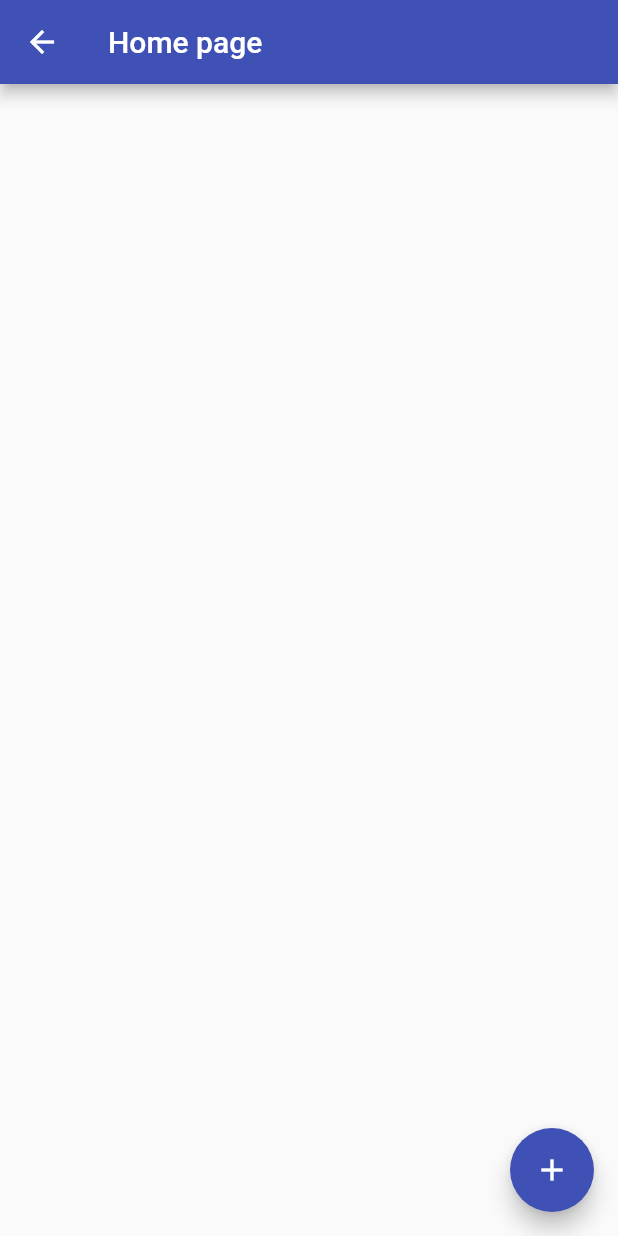
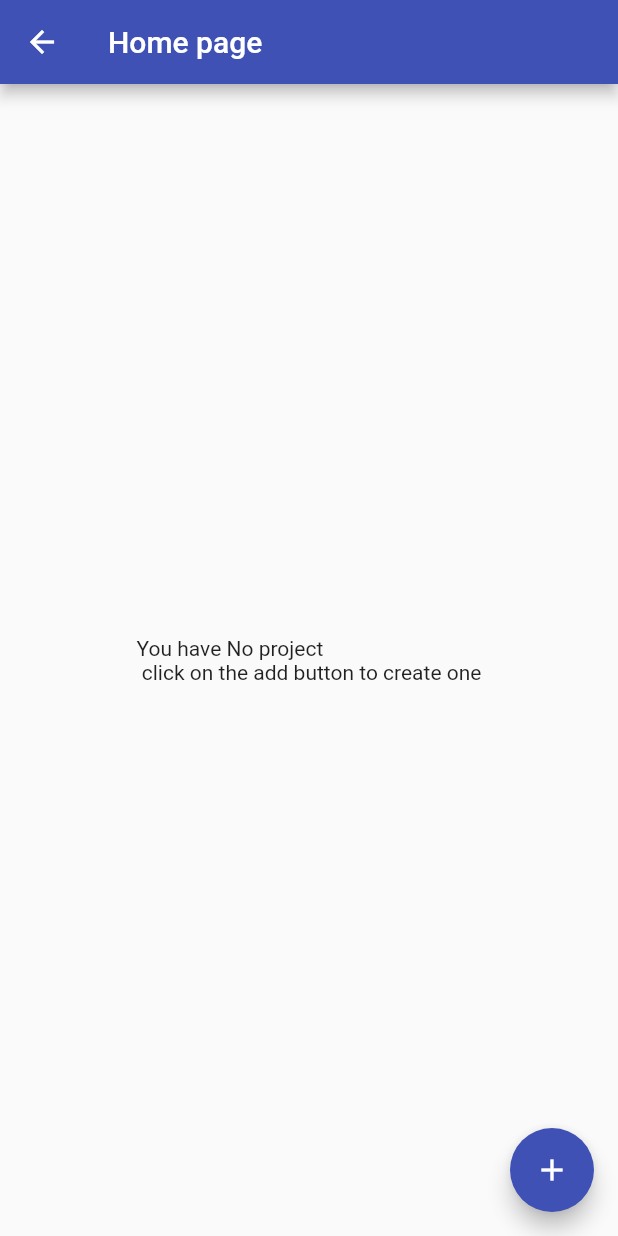
Before and after one commit to muchirajunior/iot-app, a Flutter app: the screen it shows once a user with an empty profile is signed in, on a phone screen of 412 x 824 dp. Run offline on Flutter 3.47's test engine with Material 2 defaults, Android fonts, the phone set to English and light mode, and no system bars; our stand-ins replace cloud_firestore, firebase_auth, firebase_core; missing offline and left inert: flutterfire_ui; accounts and stored records are empty.

Commit message:
update project complete :smiley:

```diff
--- a/lib/main.dart
+++ b/lib/main.dart
@@ -3,6 +3,7 @@ import 'package:flutter/material.dart';
 import 'package:firebase_core/firebase_core.dart';
 import 'package:iotapp/screens/create.dart';
 import 'package:iotapp/screens/home.dart';
+import 'package:iotapp/screens/project.dart';
 import 'package:iotapp/screens/signup.dart';
 import 'firebase_options.dart';
 
@@ -18,7 +19,8 @@ class MyApp extends StatelessWidget {
   @override
   Widget build(BuildContext context) {
     return MaterialApp(
-      title: 'Flutter Demo',
+      title: 'IoT app',
+      debugShowCheckedModeBanner: false,
       theme: ThemeData(
         primarySwatch: Colors.indigo,
       ),
@@ -26,7 +28,8 @@ class MyApp extends StatelessWidget {
       routes: {
         '/':(context) => const Home(),
         '/signup':(context)=>  SignUp(),
-        '/create':(context)=> Create()
+        '/create':(context)=> Create(),
+        '/project':(context)=> Project()
       },
     );
   }
--- a/lib/screens/home.dart
+++ b/lib/screens/home.dart
@@ -20,6 +20,7 @@ class _HomeState extends State<Home> {
         title: const Text("Home page"),
         actions: [
           Center(child: Text(FirebaseAuth.instance.currentUser!.email.toString()))
+
         ],
       ),
 
@@ -27,7 +28,8 @@ class _HomeState extends State<Home> {
         stream: FirebaseFirestore.instance.collection("projects").where("owner",isEqualTo: FirebaseAuth.instance.currentUser!.email.toString()).snapshots(),
         builder: ((context, snapshot){
           if (snapshot.hasData){
-            return ListView.builder(
+            if (snapshot.data!.docs.isNotEmpty){
+              return ListView.builder(
               itemCount: snapshot.data!.docs.length,
               itemBuilder: (context, index){
                 DocumentSnapshot documentSnapshot=snapshot.data!.docs[index];
@@ -36,11 +38,15 @@ class _HomeState extends State<Home> {
                   trailing: IconButton(
                     onPressed: (){},
                     icon: const Icon(Icons.delete)),
+                  onTap: ()=>Navigator.pushNamed(context, '/project',arguments: {"name":documentSnapshot['name'], "id":documentSnapshot.id}),
                 ),);
               });
-          }else{
+            }else{
             return const Center(child:Text("You have No project \n click on the add button to create one"));
+          }}else{
+            return const Center(child: CircularProgressIndicator(),);
           }
+
         }),
       ),
       floatingActionButton: FloatingActionButton(
```
Also changed, not shown: lib/screens/project.dart (added, +53 -0 lines), lib/screens/components.dart (line endings or trailing spaces).
